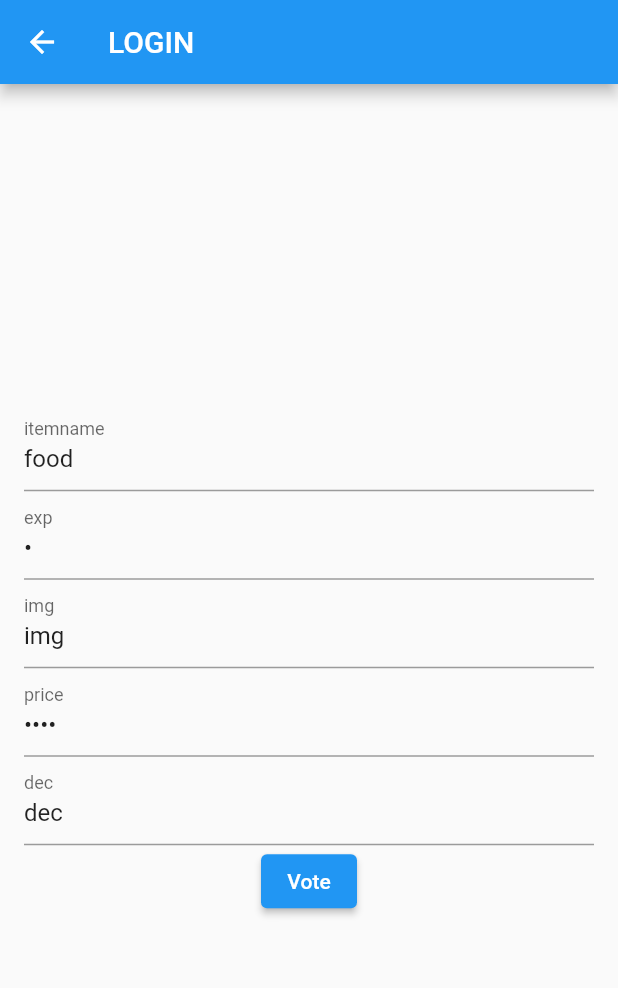
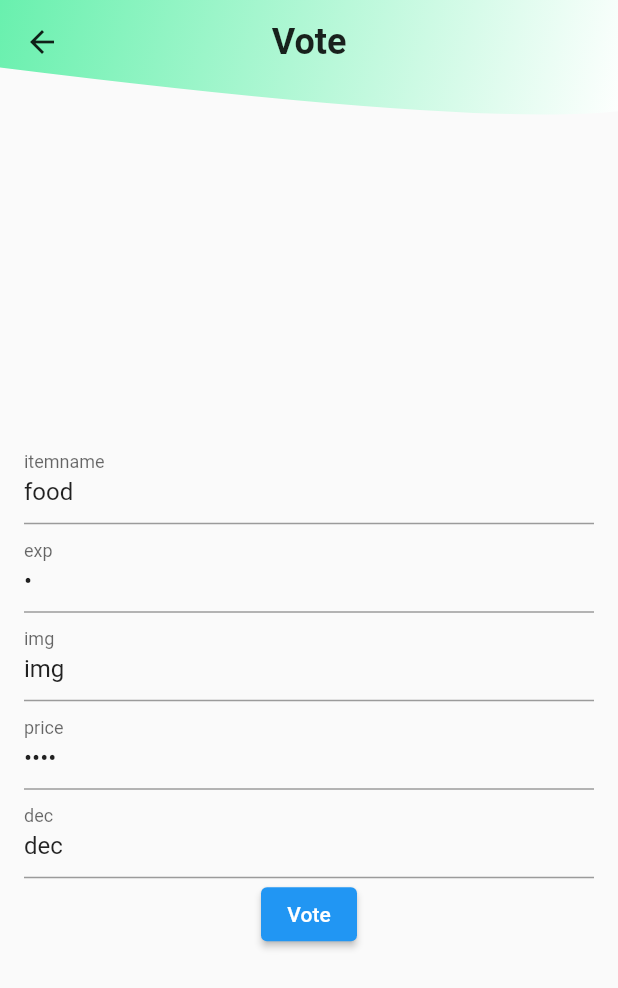
Before and after one commit to LBSimab/Fridge, a Flutter app: the AddVote screen opened directly, on a phone screen of 412 x 824 dp. Shown: the top 988 px of the screen. Run offline on Flutter 3.47's test engine with Material 2 defaults, Android fonts, the phone set to English and light mode, and no system bars; our stand-ins replace floating_bottom_navigation_bar, flutter_easyloading, get.

```diff
--- a/lib/Pages/votes/AddVote.dart
+++ b/lib/Pages/votes/AddVote.dart
@@ -2,6 +2,8 @@ import 'package:flutter/material.dart';
 import 'package:flutter/src/widgets/framework.dart';
 import 'package:get/get.dart';
 import 'package:sidebaaar/Pages/votes/votes_controller.dart';
+
+import '../../Utills/custom_clipper.dart';
 
 class AddVote extends GetView<VotesController>{
   @override
@@ -9,7 +11,34 @@ class AddVote extends GetView<VotesController>{
     final VotesController controller = Get.put(VotesController());
     //
     return Scaffold(
-      appBar: AppBar(title: Text('LOGIN')),
+      appBar: PreferredSize(
+          preferredSize: Size.fromHeight(100),
+          child: AppBar(centerTitle: true,title: Text('Vote',style: TextStyle(
+            color: Colors.black87,
+
+            fontSize: 24 ,
+            fontWeight: FontWeight.bold,
+          ),),
+            backgroundColor: Colors.transparent,
+            elevation: 0,
+            iconTheme: IconThemeData(color: Colors.black87),
+            flexibleSpace: ClipPath(
+              clipper: MyCustomClipperForAppBar(),
+              child: Container(
+                decoration: BoxDecoration(
+                    gradient:  LinearGradient(
+                      colors: [ Colors.greenAccent , Colors.white  ],
+                      begin: Alignment.topLeft,
+                      end:  Alignment.bottomRight,
+
+
+                    )
+                ),
+              ),
+            ),
+          )
+
+      ),
       body: Container(
         padding: const EdgeInsets.all(16.0),
         child: Form(
```
Also changed, not shown: lib/Pages/cash/CashManagement.dart (+30 -1 lines).
